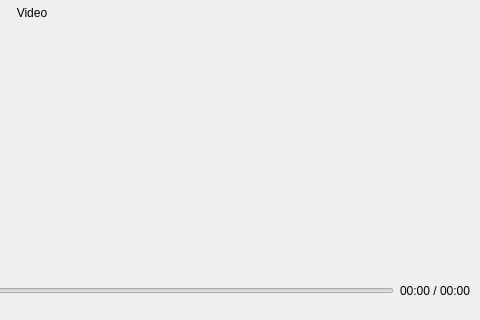
Before: the Qt Designer form mainwindow.ui in Nachos-mic/Aplikacja_Strumienie_Wideo, drawn with Qt 5; both pictures show x 416 to 896 and y 266 to 586 of the 896 by 586 pixel window.
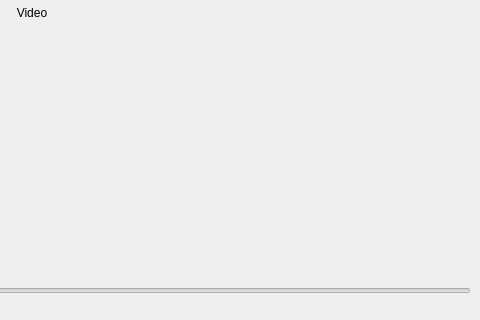
After: the same form once the commit is applied. Icons and pictures are not drawn.

```diff
--- a/mainwindow.ui
+++ b/mainwindow.ui
@@ -87,13 +87,6 @@
          </property>
         </widget>
        </item>
-       <item>
-        <widget class="QLabel" name="timeLabel">
-         <property name="text">
-          <string>00:00 / 00:00</string>
-         </property>
-        </widget>
-       </item>
       </layout>
      </widget>
     </item>
```
